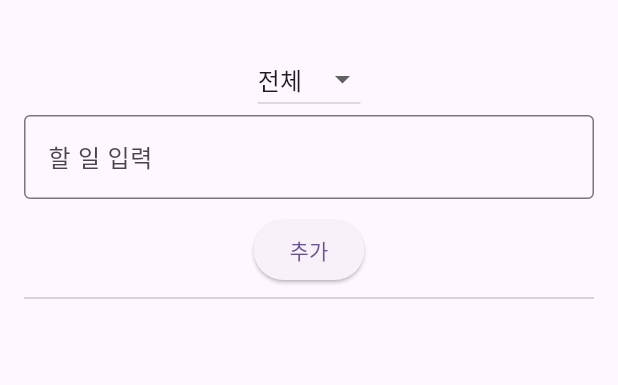
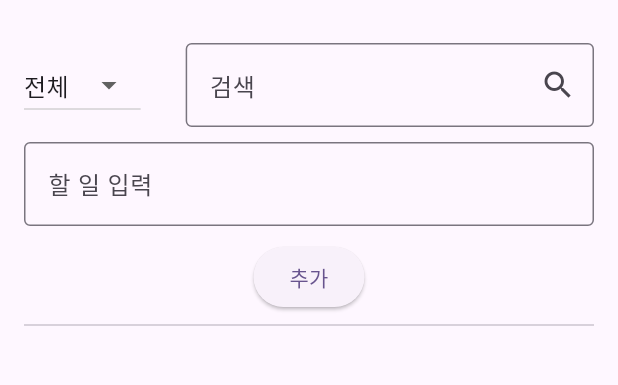
Before and after one commit to RACENI/TodoList_with_Flutter, a Flutter app: the screen it shows after launch, on a phone screen of 412 x 824 dp, the part 65-450 px from its top. Run offline on Flutter 3.47's test engine with Material 3 defaults, Android fonts, the phone set to English and light mode, and no system bars; our stand-ins replace shared_preferences.

Commit message:
[FEATURE] 검색 기능 구현 완료 (fixes #2)

```diff
--- a/lib/TodoHome.dart
+++ b/lib/TodoHome.dart
@@ -24,7 +24,11 @@ class TodoHome extends StatelessWidget {
           key: _formKey,
           child: Column(
             children: [
-              DropdownButton(
+              Row(
+                children: [
+                  Expanded(
+                    flex: 2,
+                    child: DropdownButton(
                       value: provider.filter,
                       onChanged: (value) {
                         if(value != null) {
@@ -37,6 +41,24 @@ class TodoHome extends StatelessWidget {
                         DropdownMenuItem(value: TodoFilter.done, child: Text('완료')),
                       ],
                     ),
+                  ),
+                  SizedBox(width: 30),
+                  Expanded(
+                    flex: 7,
+                    child: TextField(
+                        decoration: InputDecoration(
+                          labelText: '검색',
+                          border: OutlineInputBorder(),
+                          suffixIcon: Icon(Icons.search),
+                        ),
+                        onChanged: (value) {
+                          provider.setSearchKeyword(value);
+                        },
+                    ),
+                  ),
+                ],
+              ),
+              SizedBox(height: 10),
               TextFormField(
                 controller: _controller,
                 decoration: InputDecoration(
--- a/lib/todo_provider.dart
+++ b/lib/todo_provider.dart
@@ -9,17 +9,27 @@ import 'main.dart';
 class TodoProvider extends ChangeNotifier {
   final List<Todo> _todos = [];
   TodoFilter _filter = TodoFilter.all;
+  String _searchKeyword = '';
+
+  void setSearchKeyword(String keyword) {
+    _searchKeyword = keyword.toLowerCase();
+    notifyListeners();
+  }
 
   List<Todo> get todos {
-    switch(_filter) {
-      case TodoFilter.done:
-        return _todos.where((t) => t.isDone).toList();
-      case TodoFilter.undone:
-        return _todos.where((t) => !t.isDone).toList();
-      case TodoFilter all:
-      default:
-        return List.unmodifiable(_todos);
+    List<Todo> filtered = switch (_filter) {
+      TodoFilter.done => _todos.where((t) => t.isDone).toList(),
+      TodoFilter.undone => _todos.where((t) => !t.isDone).toList(),
+      _ => List.from(_todos),
+    };
+
+    if(_searchKeyword.isNotEmpty) {
+      filtered = filtered.where((t) =>
+        t.title.toLowerCase().contains(_searchKeyword)
+      ).toList();
     }
+
+    return List.unmodifiable(filtered);
   }
 
   void setFilter(TodoFilter filter) {
```
Lines whose indentation alone changed are shown as unchanged.
